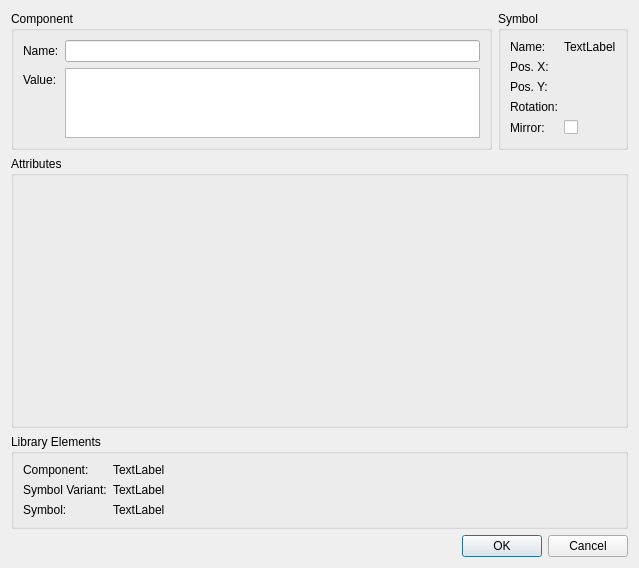
LibrePCB/LibrePCB, file libs/librepcb/projecteditor/schematiceditor/symbolinstancepropertiesdialog.ui: the form before one commit.
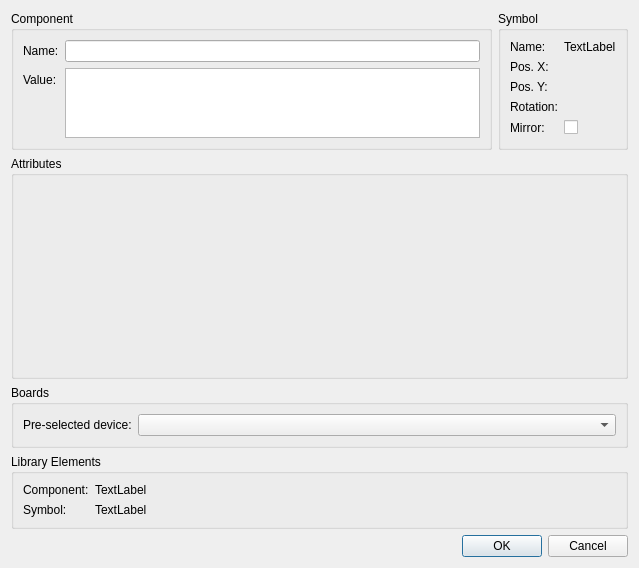
The form after the commit. Custom widgets are drawn as their Qt base class.

Commit message: Schematic editor: Allow changing device of components

```diff
--- a/libs/librepcb/projecteditor/schematiceditor/symbolinstancepropertiesdialog.ui
+++ b/libs/librepcb/projecteditor/schematiceditor/symbolinstancepropertiesdialog.ui
@@ -99,6 +99,32 @@
       </widget>
      </item>
      <item row="2" column="0" colspan="2">
+      <widget class="QGroupBox" name="groupBox_2">
+       <property name="title">
+        <string>Boards</string>
+       </property>
+       <layout class="QFormLayout" name="formLayout_4">
+        <item row="0" column="0">
+         <widget class="QLabel" name="label">
+          <property name="text">
+           <string>Pre-selected device:</string>
+          </property>
+         </widget>
+        </item>
+        <item row="0" column="1">
+         <widget class="QComboBox" name="cbxPreselectedDevice">
+          <property name="currentText">
+           <string notr="true"/>
+          </property>
+          <property name="maxVisibleItems">
+           <number>20</number>
+          </property>
+         </widget>
+        </item>
+       </layout>
+      </widget>
+     </item>
+     <item row="3" column="0" colspan="2">
       <widget class="QGroupBox" name="gbxCmpLib">
        <property name="sizePolicy">
         <sizepolicy hsizetype="Preferred" vsizetype="Preferred">
@@ -146,41 +172,6 @@
          </widget>
         </item>
         <item row="1" column="0">
-         <widget class="QLabel" name="label_18">
-          <property name="sizePolicy">
-           <sizepolicy hsizetype="Maximum" vsizetype="Preferred">
-            <horstretch>0</horstretch>
-            <verstretch>0</verstretch>
-           </sizepolicy>
-          </property>
-          <property name="text">
-           <string>Symbol Variant:</string>
-          </property>
-         </widget>
-        </item>
-        <item row="1" column="1">
-         <widget class="QLabel" name="lblSymbVarName">
-          <property name="sizePolicy">
-           <sizepolicy hsizetype="Ignored" vsizetype="Preferred">
-            <horstretch>0</horstretch>
-            <verstretch>0</verstretch>
-           </sizepolicy>
-          </property>
-          <property name="text">
-           <string notr="true">TextLabel</string>
-          </property>
-          <property name="textFormat">
-           <enum>Qt::RichText</enum>
-          </property>
-          <property name="openExternalLinks">
-           <bool>true</bool>
-          </property>
-          <property name="textInteractionFlags">
-           <set>Qt::LinksAccessibleByKeyboard|Qt::LinksAccessibleByMouse</set>
-          </property>
-         </widget>
-        </item>
-        <item row="2" column="0">
          <widget class="QLabel" name="label_17">
           <property name="sizePolicy">
            <sizepolicy hsizetype="Maximum" vsizetype="Preferred">
@@ -193,7 +184,7 @@
           </property>
          </widget>
         </item>
-        <item row="2" column="1">
+        <item row="1" column="1">
          <widget class="QLabel" name="lblSymbLibName">
           <property name="sizePolicy">
            <sizepolicy hsizetype="Ignored" vsizetype="Preferred">
```
The commit also changes 3 other files.
